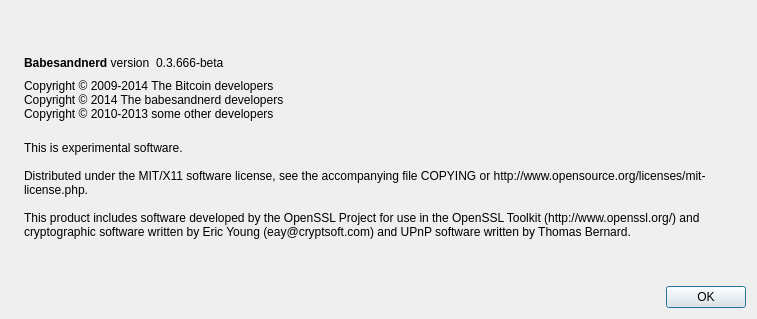
First picture: the form in src/qt/forms/aboutdialog.ui, repository Bitspender/h5, before the edit.
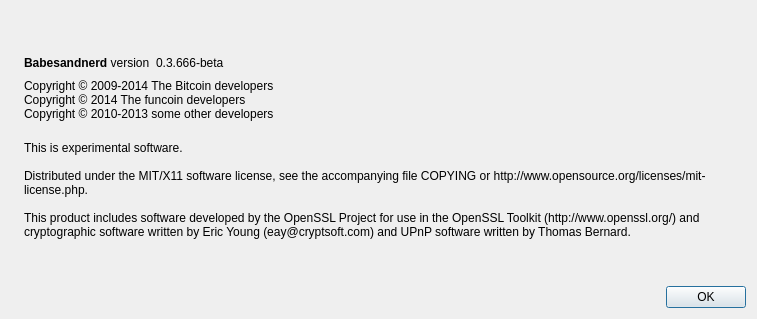
Second picture: the form after the edit. Icons and pictures are not drawn.

```diff
--- a/src/qt/forms/aboutdialog.ui
+++ b/src/qt/forms/aboutdialog.ui
@@ -92,7 +92,7 @@
        </property>
        <property name="text">
         <string>Copyright © 2009-2014 The Bitcoin developers
-Copyright © 2014 The babesandnerd developers
+Copyright © 2014 The funcoin developers
 Copyright © 2010-2013 some other developers</string>
        </property>
        <property name="textInteractionFlags">
```
Left out of the diff: 2 changed lines with no effect on the pictures.
